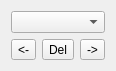
Above: mqt/MqtLogger/ScreenConfigElement.ui from Rsclub22/Minos2-Mirror before the change. Below: the same form after it.
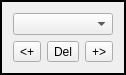
That is the form after the change.

Commit message: Improve layout config screen; build in default layout; get splitter sizing working again

What changed in the file:
```diff
--- a/mqt/MqtLogger/ScreenConfigElement.ui
+++ b/mqt/MqtLogger/ScreenConfigElement.ui
@@ -13,6 +13,9 @@
   <property name="windowTitle">
    <string>Frame</string>
   </property>
+  <property name="frameShape">
+   <enum>QFrame::WinPanel</enum>
+  </property>
   <layout class="QVBoxLayout" name="verticalLayout">
    <item>
     <widget class="QComboBox" name="elementTypeCombo"/>
@@ -22,7 +25,7 @@
      <item>
       <widget class="QToolButton" name="addLeftButton">
        <property name="text">
-        <string>&lt;-</string>
+        <string>&lt;+</string>
        </property>
       </widget>
      </item>
@@ -36,7 +39,7 @@
      <item>
       <widget class="QToolButton" name="addRightButton">
        <property name="text">
-        <string>-&gt;</string>
+        <string>+&gt;</string>
        </property>
       </widget>
      </item>
```
Left out of the diff: 9 changed lines with no effect on the pictures. The commit also changes 13 other files.
